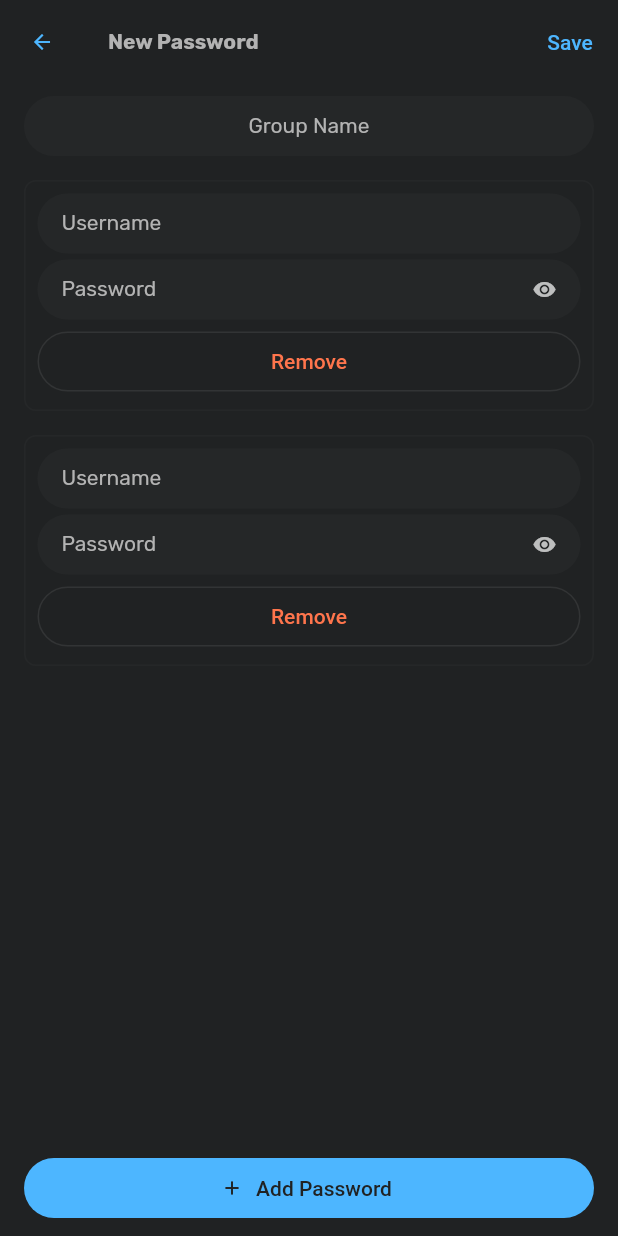
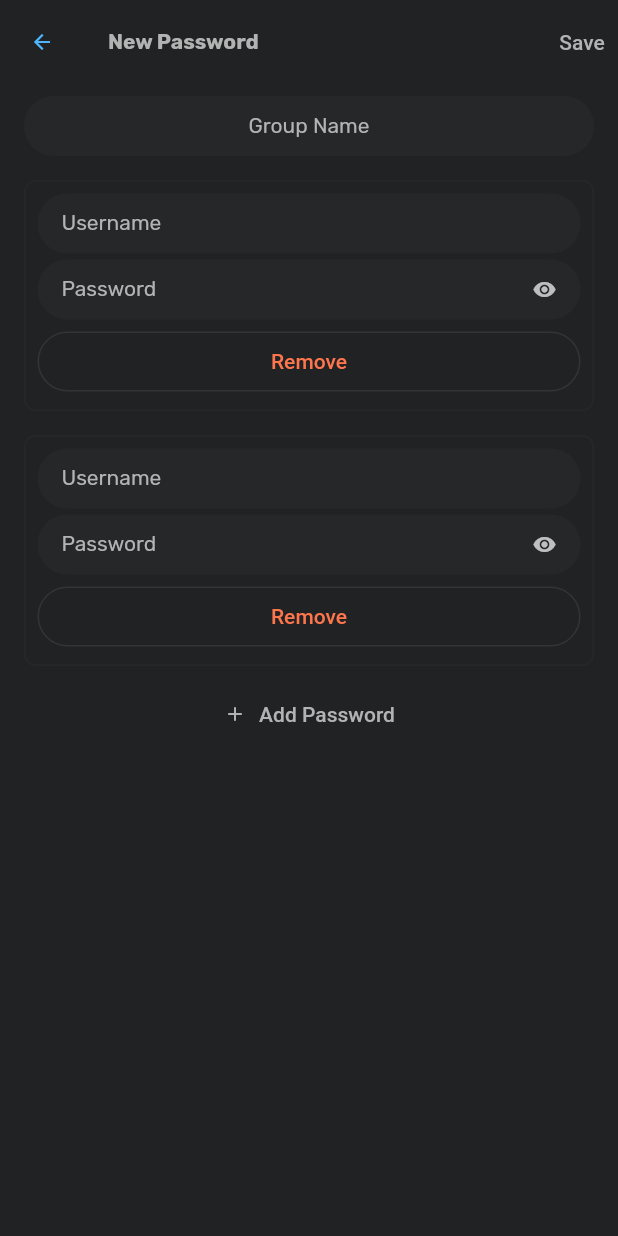
Before and after one commit to jp-ong/passhoard, a Flutter app: the screen it shows after launch, after a tap on the "add" icon, on a phone screen of 412 x 824 dp. Run offline on Flutter 3.47's test engine with Material 2 defaults, Android fonts, the phone set to English and light mode, and no system bars; our stand-ins replace get, google_fonts.

Commit message:
Update Add Password action button location

```diff
--- a/lib/app/modules/credentials_form/views/credentials_form_view.dart
+++ b/lib/app/modules/credentials_form/views/credentials_form_view.dart
@@ -29,9 +29,13 @@ class CredentialsFormView extends GetView<CredentialsFormController> {
             ),
           ),
           Expanded(
-            child: ListView.separated(
+            child: ListView(
               padding: const EdgeInsets.symmetric(horizontal: 16, vertical: 8),
+              children: [
+                ListView.separated(
                   itemCount: 2,
+                  shrinkWrap: true,
+                  physics: const NeverScrollableScrollPhysics(),
                   itemBuilder: (context, index) {
                     return Container(
                       decoration: BoxDecoration(
@@ -86,10 +90,8 @@ class CredentialsFormView extends GetView<CredentialsFormController> {
                     return const SizedBox(height: 16);
                   },
                 ),
-          ),
-          Padding(
-            padding: const EdgeInsets.symmetric(horizontal: 16, vertical: 8),
-            child: ElevatedButton.icon(
+                const SizedBox(height: 8),
+                TextButton.icon(
                   icon: const Icon(Icons.add_rounded),
                   label: const Text('Add Password'),
                   onPressed: () {
@@ -151,6 +153,8 @@ class CredentialsFormView extends GetView<CredentialsFormController> {
                     );
                   },
                 ),
+              ],
+            ),
           ),
         ],
       ),
--- a/lib/main.dart
+++ b/lib/main.dart
@@ -99,6 +99,20 @@ void main() {
     ),
   );
 
+  TextButtonThemeData textButtonThemeData = TextButtonThemeData(
+    style: TextButton.styleFrom(
+      minimumSize: const Size(0, 40),
+      foregroundColor: whiteDark,
+      textStyle: const TextStyle(
+        fontSize: 14,
+        fontWeight: FontWeight.w500,
+      ),
+      shape: RoundedRectangleBorder(
+        borderRadius: BorderRadius.circular(20),
+      ),
+    ),
+  );
+
   FloatingActionButtonThemeData floatingActionButtonThemeData =
       FloatingActionButtonThemeData(backgroundColor: blueLight);
 
@@ -136,6 +150,7 @@ void main() {
     listTileTheme: listTileThemeData,
     elevatedButtonTheme: elevatedButtonThemeData,
     outlinedButtonTheme: outlinedButtonThemeData,
+    textButtonTheme: textButtonThemeData,
     floatingActionButtonTheme: floatingActionButtonThemeData,
   );
 
```
Also changed, not shown: lib/app/modules/passwords/views/passwords_view.dart (+10 -6 lines). Lines whose indentation alone changed are shown as unchanged.
